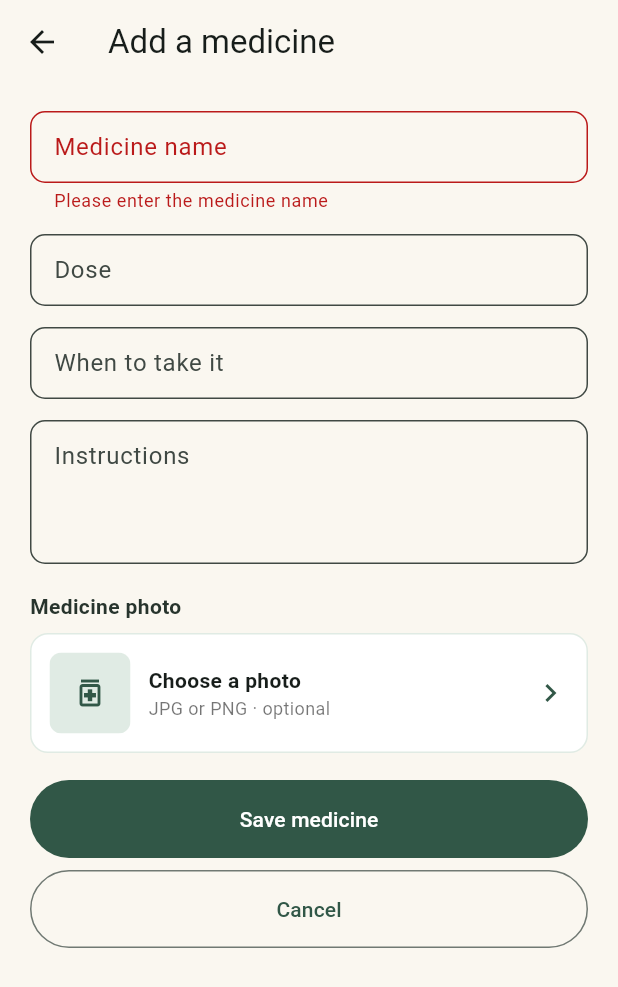
After one commit to cherlyxine/carecart, a Flutter app: the AddMedicineScreen screen opened directly, after a tap on "Save medicine", on a phone screen of 412 x 824 dp. The commit adds this screen. Shown: the top 987 px of the screen. Run offline on Flutter 3.47's test engine with Material 3 defaults, Android fonts, the phone set to English and light mode, and no system bars; our stand-ins replace image_picker.

Commit message:
Fix dialog crashes and add medicine photo support

```diff
--- a/lib/app/carecart_root.dart
+++ b/lib/app/carecart_root.dart
@@ -1,8 +1,9 @@
-
 import 'package:flutter/material.dart';
+import 'dart:io';
 import '../models/care_models.dart';
 import '../theme/app_colors.dart';
 import '../screens/welcome_screen.dart';
+import '../screens/add_medicine_screen.dart';
 
 part '../widgets/common_widgets.dart';
 part '../screens/today_screen.dart';
@@ -18,7 +19,6 @@ part '../screens/help_screen.dart';
 part '../screens/profile_screen.dart';
 part '../screens/accessibility_screen.dart';
 part 'dialogs.dart';
-
 
 class CareCartRoot extends StatefulWidget {
   const CareCartRoot({super.key});
--- a/lib/models/care_models.dart
+++ b/lib/models/care_models.dart
@@ -1,7 +1,8 @@
 class Medicine {
-  Medicine(this.name, this.dose, this.time, this.instructions, {this.taken = false});
+  Medicine(this.name, this.dose, this.time, this.instructions, {this.taken = false, this.photoPath});
   String name, dose, time, instructions;
   bool taken;
+  final String? photoPath;
 }
 
 class Appointment {
--- /dev/null
+++ b/lib/screens/add_medicine_screen.dart
@@ -0,0 +1,197 @@
+import 'dart:io';
+import 'package:flutter/material.dart';
+import 'package:image_picker/image_picker.dart';
+import 'package:path_provider/path_provider.dart';
+import '../models/care_models.dart';
+import '../theme/app_colors.dart';
+
+/// Collects details for one medicine and returns it to the calling screen.
+/// It does not modify the medicines list directly.
+class AddMedicineScreen extends StatefulWidget {
+  const AddMedicineScreen({super.key});
+
+  @override
+  State<AddMedicineScreen> createState() => _AddMedicineScreenState();
+}
+
+class _AddMedicineScreenState extends State<AddMedicineScreen> {
+  final _formKey = GlobalKey<FormState>();
+  final _name = TextEditingController();
+  final _dose = TextEditingController();
+  final _time = TextEditingController();
+  final _instructions = TextEditingController();
+  final _picker = ImagePicker();
+  String? _selectedPath;
+  bool _saving = false;
+
+  @override
+  void dispose() {
+    _name.dispose();
+    _dose.dispose();
+    _time.dispose();
+    _instructions.dispose();
+    super.dispose();
+  }
+
+  Future<void> _choosePhoto() async {
+    try {
+      final photo = await _picker.pickImage(
+        source: ImageSource.gallery,
+        imageQuality: 75,
+        maxWidth: 1400,
+      );
+      if (!mounted || photo == null) return;
+      setState(() => _selectedPath = photo.path);
+    } catch (_) {
+      if (!mounted) return;
+      ScaffoldMessenger.of(context).showSnackBar(
+        const SnackBar(content: Text('Could not open photos. Please try again.')),
+      );
+    }
+  }
+
+  Future<void> _save() async {
+    if (!_formKey.currentState!.validate() || _saving) return;
+    setState(() => _saving = true);
+    String? savedPhoto;
+    try {
+      if (_selectedPath != null) {
+        // Picker paths may be temporary. Keep our own app-local copy.
+        final folder = await getApplicationDocumentsDirectory();
+        final destination = Directory('${folder.path}/medicine_photos');
+        await destination.create(recursive: true);
+        final original = _selectedPath!.toLowerCase();
+        final extension = original.endsWith('.png') ? '.png' : '.jpg';
+        final path = '${destination.path}/medicine_${DateTime.now().microsecondsSinceEpoch}$extension';
+        await File(_selectedPath!).copy(path);
+        savedPhoto = path;
+      }
+      if (!mounted) return;
+      Navigator.of(context).pop(Medicine(
+        _name.text.trim(), _dose.text.trim(), _time.text.trim(),
+        _instructions.text.trim(), photoPath: savedPhoto,
+      ));
+    } catch (_) {
+      if (!mounted) return;
+      ScaffoldMessenger.of(context).showSnackBar(
+        const SnackBar(content: Text('Could not save the photo. Please try again.')),
+      );
+      setState(() => _saving = false);
+    }
+  }
+
+  Widget _field(String label, TextEditingController controller,
+      {String? hint, int lines = 1, bool required = false}) {
+    return Padding(
+      padding: const EdgeInsets.only(bottom: 14),
+      child: TextFormField(
+        controller: controller,
+        maxLines: lines,
+        textCapitalization: TextCapitalization.sentences,
+        validator: required
+            ? (text) => text == null || text.trim().isEmpty
+                ? 'Please enter the medicine name'
+                : null
+            : null,
+        decoration: InputDecoration(
+          labelText: label,
+          hintText: hint,
+          alignLabelWithHint: lines > 1,
+          border: OutlineInputBorder(borderRadius: BorderRadius.circular(10)),
+        ),
+      ),
+    );
+  }
+
+  @override
+  Widget build(BuildContext context) {
+    return Scaffold(
+      backgroundColor: cream,
+      appBar: AppBar(backgroundColor: cream, title: const Text('Add a medicine')),
+      body: SafeArea(
+        child: Form(
+          key: _formKey,
+          child: ListView(
+            padding: const EdgeInsets.fromLTRB(20, 18, 20, 28),
+            children: [
+              _field('Medicine name', _name, required: true),
+              _field('Dose', _dose, hint: 'For example: 5 mg · 1 tablet'),
+              _field('When to take it', _time,
+                  hint: 'For example: 8:00 in the morning'),
+              _field('Instructions', _instructions,
+                  hint: 'For example: Take with breakfast', lines: 3),
+              const SizedBox(height: 4),
+              const Text('Medicine photo',
+                  style: TextStyle(fontWeight: FontWeight.w600, color: ink)),
+              const SizedBox(height: 8),
+              InkWell(
+                onTap: _saving ? null : _choosePhoto,
+                borderRadius: BorderRadius.circular(12),
+                child: Container(
+                  padding: const EdgeInsets.all(12),
+                  decoration: BoxDecoration(
+                    color: Colors.white,
+                    borderRadius: BorderRadius.circular(12),
+                    border: Border.all(color: mint),
+                  ),
+                  child: Row(children: [
+                    ClipRRect(
+                      borderRadius: BorderRadius.circular(8),
+                      child: SizedBox(
+                        height: 54, width: 54,
+                        child: _selectedPath == null
+                            ? const ColoredBox(
+                                color: mint,
+                                child: Icon(Icons.medication_outlined, color: forest),
+                              )
+                            : Image.file(File(_selectedPath!), fit: BoxFit.cover,
+                                errorBuilder: (_, _, _) =>
+                                    const Icon(Icons.broken_image_outlined)),
+                      ),
+                    ),
+                    const SizedBox(width: 12),
+                    Expanded(child: Column(
+                      crossAxisAlignment: CrossAxisAlignment.start,
+                      children: [
+                        Text(_selectedPath == null ? 'Choose a photo' : 'Change photo',
+                            style: const TextStyle(fontWeight: FontWeight.w600)),
+                        const Text('JPG or PNG · optional',
+                            style: TextStyle(fontSize: 12, color: Colors.black54)),
+                      ],
+                    )),
+                    const Icon(Icons.chevron_right, color: forest),
+                  ]),
+                ),
+              ),
+              if (_selectedPath != null)
+                Align(
+                  alignment: Alignment.centerRight,
+                  child: TextButton.icon(
+                    onPressed: () => setState(() => _selectedPath = null),
+                    icon: const Icon(Icons.close),
+                    label: const Text('Remove photo'),
+                  ),
+                ),
+              const SizedBox(height: 18),
+              SizedBox(
+                height: 52,
+                child: FilledButton(
+                  onPressed: _saving ? null : _save,
+                  child: Text(_saving ? 'Saving...' : 'Save medicine'),
+                ),
+              ),
+              const SizedBox(height: 8),
+              SizedBox(
+                height: 52,
+                child: OutlinedButton(
+                  onPressed: _saving ? null : () => Navigator.pop(context),
+                  child: const Text('Cancel'),
+                ),
+              ),
+            ],
+          ),
+        ),
+      ),
+    );
+  }
+}
--- a/lib/screens/medicines_screen.dart
+++ b/lib/screens/medicines_screen.dart
@@ -5,7 +5,16 @@ extension _MedicinesScreen on _CareCartRootState {
     _heading('Aisle 2', 'My medicines', 'See what to take and when. Always follow the instructions from your care team.'),
     _button('Add a medicine', _addMedicine, icon: Icons.medication_outlined), const SizedBox(height: 16),
     for (final medicine in medicines) Card(color: Colors.white, margin: const EdgeInsets.only(bottom: 12), child: ExpansionTile(
-      leading: const Icon(Icons.medication_outlined, color: forest), title: Text(medicine.name, style: const TextStyle(fontWeight: FontWeight.w600)),
+      leading: medicine.photoPath == null
+          ? const Icon(Icons.medication_outlined, color: forest)
+          : ClipRRect(
+              borderRadius: BorderRadius.circular(8),
+              child: Image.file(
+                File(medicine.photoPath!),
+                width: 48, height: 48, fit: BoxFit.cover,
+                errorBuilder: (_, _, _) => const Icon(Icons.medication_outlined, color: forest),
+              ),
+            ), title: Text(medicine.name, style: const TextStyle(fontWeight: FontWeight.w600)),
       childrenPadding: const EdgeInsets.all(12), children: [
         Align(alignment: Alignment.centerLeft, child: Text('${medicine.dose}\n${medicine.time}')),
         const SizedBox(height: 10), _button(medicine.taken ? 'Taken ✓' : 'Mark as taken', () => _update(() { medicine.taken = !medicine.taken; if (medicine.taken) completed.add(1); }), outlined: true),
--- a/pubspec.yaml
+++ b/pubspec.yaml
@@ -34,6 +34,8 @@ dependencies:
   # The following adds the Cupertino Icons font to your application.
   # Use with the CupertinoIcons class for iOS style icons.
   cupertino_icons: ^1.0.8
+  image_picker: ^1.2.4
+  path_provider: ^2.1.6
 
 dev_dependencies:
   flutter_test:
```
Also changed, not shown: lib/app/dialogs.dart (+118 -23 lines), pubspec.lock, 5 other files.
